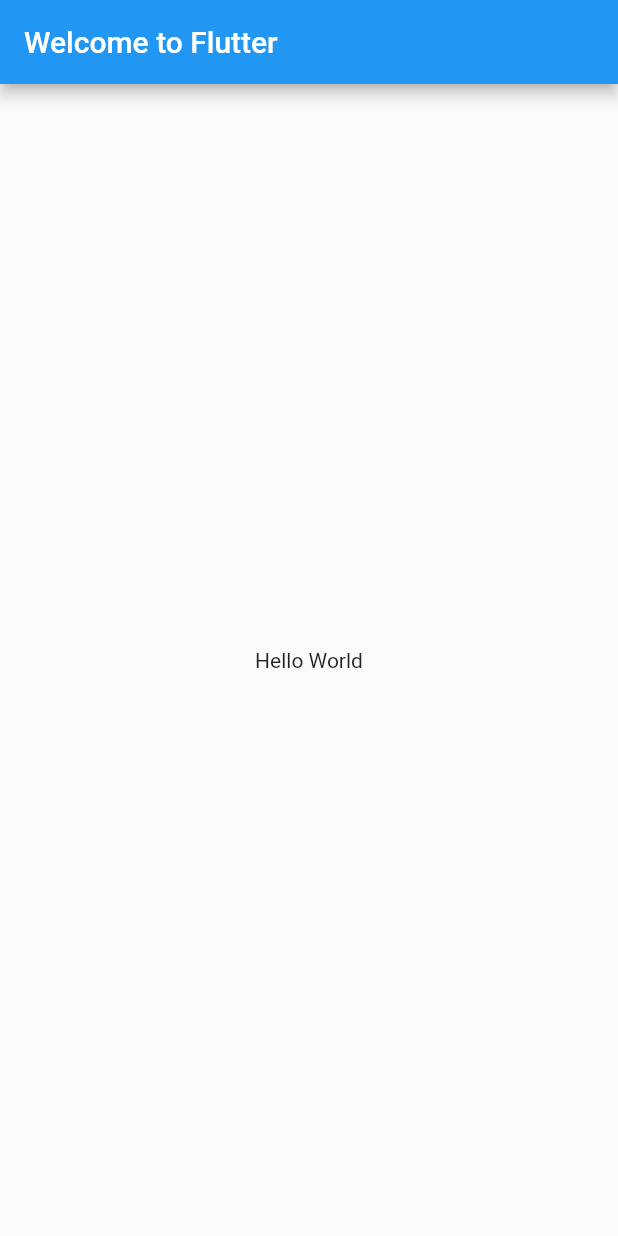
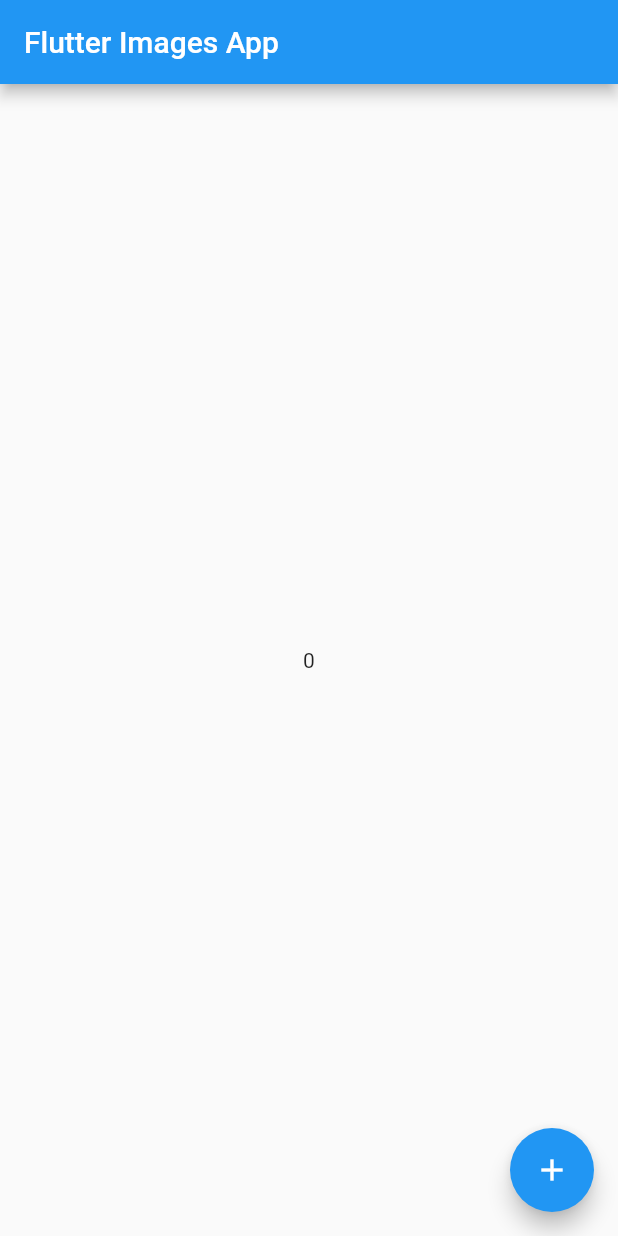
Before and after one commit to theBhavikJoshi/flutter-image-app, a Flutter app: the screen it shows after launch, on a phone screen of 412 x 824 dp. Run offline on Flutter 3.47's test engine with Material 2 defaults, Android fonts, the phone set to English and light mode, and no system bars.

Commit message:
Added Image Model and Counter State

```diff
--- a/lib/main.dart
+++ b/lib/main.dart
@@ -1,20 +1,4 @@
 import 'package:flutter/material.dart';
+import 'src/app.dart';
 
 void main() => runApp(App());
-
-class App extends StatelessWidget {
-  @override
-  Widget build(BuildContext context) {
-    return MaterialApp(
-      title: 'Welcome to Flutter',
-      home: Scaffold(
-        appBar: AppBar(
-          title: Text('Welcome to Flutter'),
-        ),
-        body: Center(
-          child: Text('Hello World'),
-        ),
-      ),
-    );
-  }
-}
--- /dev/null
+++ b/lib/src/app.dart
@@ -0,0 +1,34 @@
+import 'package:flutter/material.dart';
+
+class App extends StatefulWidget {
+  createState() {
+    return AppState();
+  }
+}
+
+class AppState extends State<App> {
+  int counter = 0;
+
+  @override
+  Widget build(BuildContext context) {
+    return MaterialApp(
+      title: 'Flutter Images App',
+      home: Scaffold(
+        appBar: AppBar(
+          title: Text('Flutter Images App'),
+        ),
+        body: Center(
+          child: Text('$counter'),
+        ),
+        floatingActionButton: FloatingActionButton(
+          child: Icon(Icons.add),
+          onPressed: () {
+            setState(() {
+              counter += 1;
+            });
+          },
+        ),
+      ),
+    );
+  }
+}
```
Also changed, not shown: lib/src/models/image_model.dart (added, +13 -0 lines).
